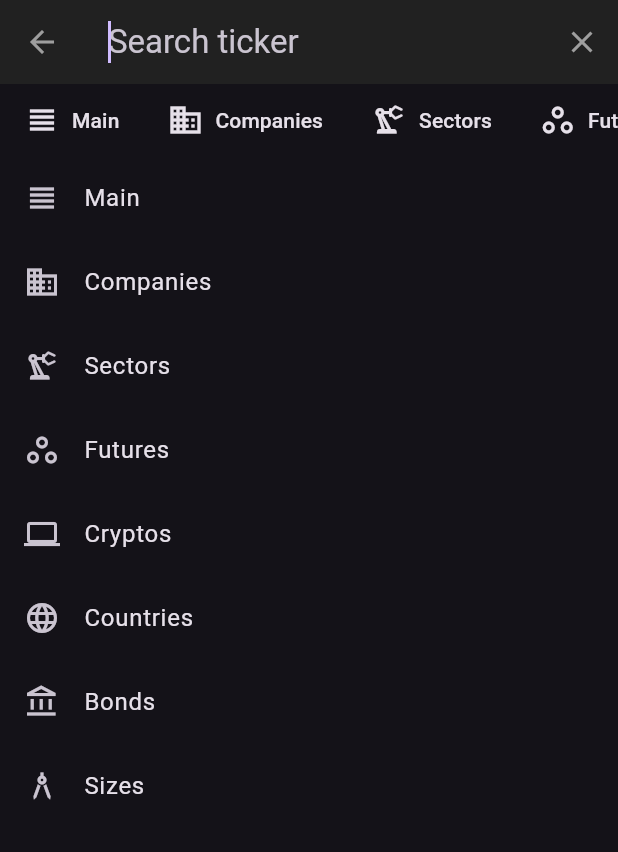
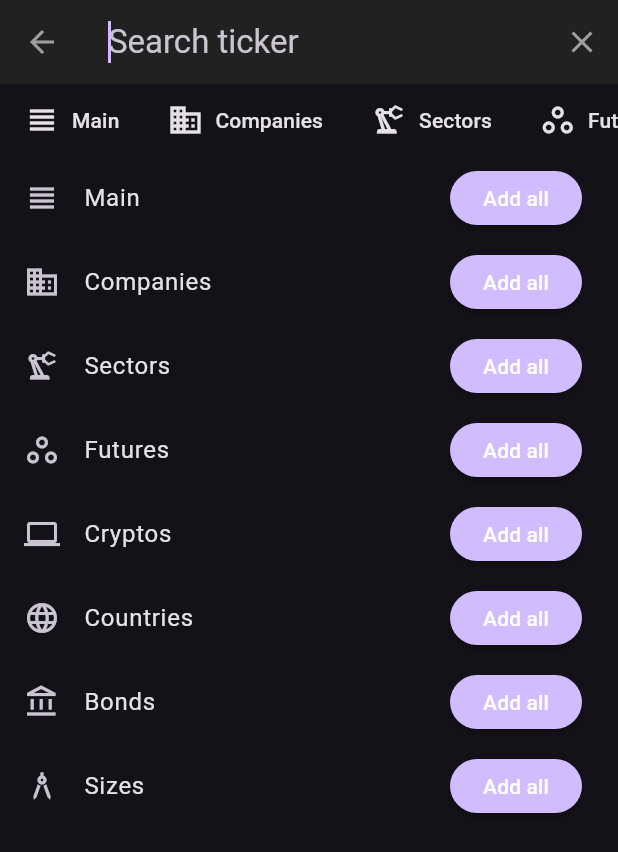
Before and after one commit to ivofernandes/ticker_search, a Flutter app: the screen it shows after launch, after a tap on the "add" icon, on a phone screen of 412 x 824 dp. Shown: the top 852 px of the screen. Run offline on Flutter 3.47's test engine with Material 3 defaults, Android fonts, the phone set to English and light mode, and no system bars; missing offline and left inert: stock_market_data.

Commit message:
Put add all buttons again

```diff
--- a/example/lib/main.dart
+++ b/example/lib/main.dart
@@ -133,7 +133,11 @@ class _SearchWidgetState extends State<SearchWidget> {
 
             if (tickers != null && tickers.isNotEmpty) {
               setState(() {
-                selected = tickers.first;
+                // Reduce the list to a single text with all the symbols
+                selected = tickers.reduce((value, element) => value.copyWith(
+                      symbol: '${value.symbol}, ${element.symbol}',
+                      description: '',
+                    ));
               });
             }
           },
--- a/example/pubspec.yaml
+++ b/example/pubspec.yaml
@@ -37,7 +37,7 @@ dependencies:
   cupertino_icons: ^1.0.2
   ticker_search:
     path: ../
-  stock_market_data: ^0.0.9
+  stock_market_data: ^0.1.1
 
 dev_dependencies:
   flutter_test:
--- a/lib/src/ticker_search.dart
+++ b/lib/src/ticker_search.dart
@@ -11,9 +11,13 @@ class TickerSearch extends SearchDelegate<List<StockTicker>> {
   /// A list of [TickerSuggestion] that provides icon, title, and ticker information.
   final List<TickerSuggestion> suggestions;
 
+  /// Add all button
+  final Widget? addAllButton;
+
   /// Constructs a [TickerSearch] with an optional search field label and required suggestions.
   TickerSearch({
     required this.suggestions,
+    this.addAllButton,
     super.searchFieldLabel,
   });
 
@@ -67,18 +71,53 @@ class TickerSearch extends SearchDelegate<List<StockTicker>> {
   }
 
   // Helper method to create the title widget
-  Widget suggestionTitle(Widget icon, String title, BuildContext context) =>
-      ListTile(
-        leading: icon,
-        title: Text(title),
+  Widget suggestionTitle(
+    Widget icon,
+    String title,
+    BuildContext context,
+    Iterable<MapEntry<String, String>> filteredTickers,
+  ) {
+    onPressed() {
+      final List<StockTicker> tickers = filteredTickers.map((entry) {
+        return StockTicker(
+          symbol: entry.key,
+          description: entry.value,
+        );
+      }).toList();
+
+      close(context, tickers);
+    }
+
+    Widget addAllFinalButton = MaterialButton(
+      color: Theme.of(context).colorScheme.primary,
+      shape: RoundedRectangleBorder(
+        borderRadius: BorderRadius.circular(20),
+      ),
+      onPressed: onPressed,
+      child: const Text('Add all'),
+    );
+
+    if (addAllButton != null) {
+      // Copy the button and add the onPressed
+      addAllFinalButton = InkWell(
+        onTap: onPressed,
+        child: addAllButton,
       );
+    }
+
+    return ListTile(
+      leading: icon,
+      title: Text(title),
+      trailing: addAllFinalButton,
+    );
+  }
 
   Widget selectionButtons(BuildContext context) => SingleChildScrollView(
         scrollDirection: Axis.horizontal,
         child: Row(
           children: suggestions.map((suggestion) {
-            final selected = suggestion.title == query;
-            final color = selected
+            final bool selected = suggestion.title == query;
+            final Color color = selected
                 ? Theme.of(context).colorScheme.secondary
                 : Theme.of(context).colorScheme.onBackground;
             return MaterialButton(
@@ -112,8 +151,11 @@ class TickerSearch extends SearchDelegate<List<StockTicker>> {
     if (query.isNotEmpty) {
       allItems.add(
         TickerWidget(
-            symbol: query.toUpperCase(),
-            onSelection: (StockTicker ticker) => close(context, [ticker])),
+          symbol: query.toUpperCase(),
+          onSelection: (StockTicker ticker) {
+            close(context, [ticker]);
+          },
+        ),
       );
     }
 
@@ -137,12 +179,16 @@ class TickerSearch extends SearchDelegate<List<StockTicker>> {
 
   void addSuggestionToItems(TickerSuggestion suggestion, BuildContext context,
       List<Widget> allItems, bool filterByText) {
+    // Filter and add ticker widgets
+    Iterable<MapEntry<String, String>> filteredTickers =
+        suggestion.companies.entries;
+
     // Add title widget
-    allItems.add(suggestionTitle(suggestion.icon, suggestion.title, context));
+    final Widget title = suggestionTitle(
+        suggestion.icon, suggestion.title, context, filteredTickers);
+    allItems.add(title);
 
-    // Filter and add ticker widgets
-    var filteredTickers = suggestion.companies.entries;
-
+    // Apply possible filter
     if (filterByText) {
       filteredTickers = filteredTickers.where((entry) {
         final String lowerCaseQuery = query.toLowerCase();
--- a/pubspec.yaml
+++ b/pubspec.yaml
@@ -1,6 +1,6 @@
 name: ticker_search
 description: A new Flutter package to search for tickers of companies, ETFs, and cryptocurrencies.
-version: 0.0.4
+version: 0.0.5
 homepage: https://incaview.com
 repository: https://github.com/ivofernandes/ticker_search
 
@@ -11,7 +11,7 @@ environment:
 dependencies:
   flutter:
     sdk: flutter
-  stock_market_data: ^0.0.9
+  stock_market_data: ^0.1.1
 
 dev_dependencies:
   flutter_test:
```
Also changed, not shown: example/pubspec.lock, 2 other files.
